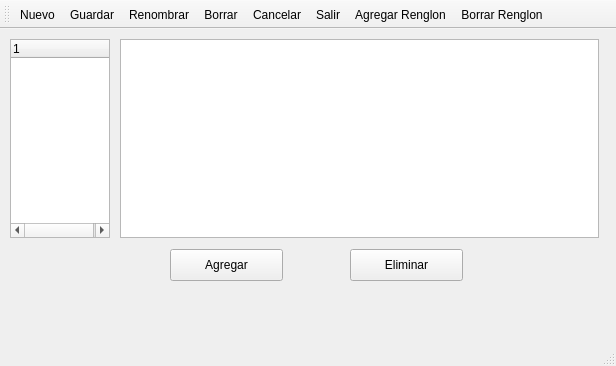
The window that ProfileEditor/mainwindow.ui (fmbi1984/ProfileEditor) describes before a commit, drawn with Qt 5.
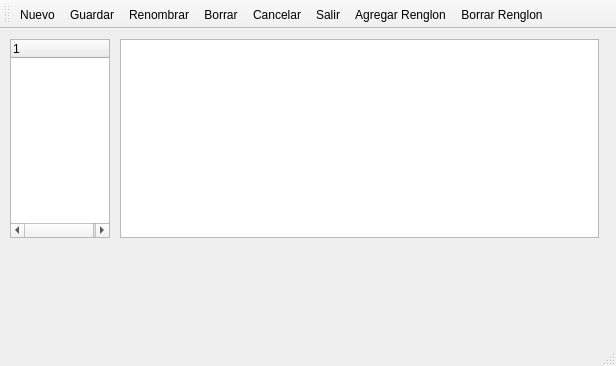
The same window after the commit. Icons and pictures are not drawn.

```diff
--- a/ProfileEditor/mainwindow.ui
+++ b/ProfileEditor/mainwindow.ui
@@ -48,32 +48,6 @@
      </property>
     </column>
    </widget>
-   <widget class="QPushButton" name="pushButton">
-    <property name="geometry">
-     <rect>
-      <x>170</x>
-      <y>220</y>
-      <width>113</width>
-      <height>32</height>
-     </rect>
-    </property>
-    <property name="text">
-     <string>Agregar</string>
-    </property>
-   </widget>
-   <widget class="QPushButton" name="pushButton_2">
-    <property name="geometry">
-     <rect>
-      <x>350</x>
-      <y>220</y>
-      <width>113</width>
-      <height>32</height>
-     </rect>
-    </property>
-    <property name="text">
-     <string>Eliminar</string>
-    </property>
-   </widget>
   </widget>
   <widget class="QToolBar" name="mainToolBar">
    <property name="toolButtonStyle">
```
